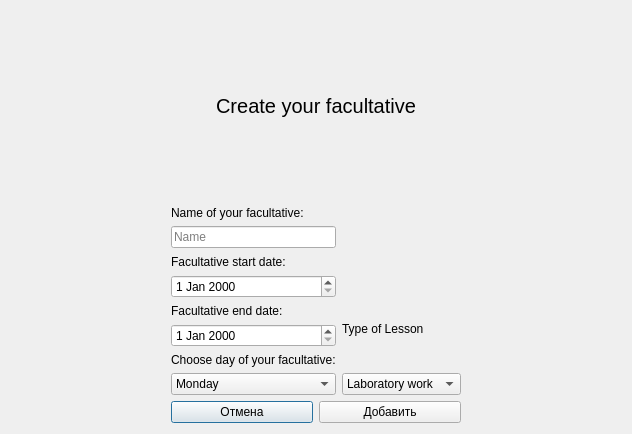
cry4alone/FacultativPRO, file Project_files/teachercreatefacultative.ui: the form before one commit.
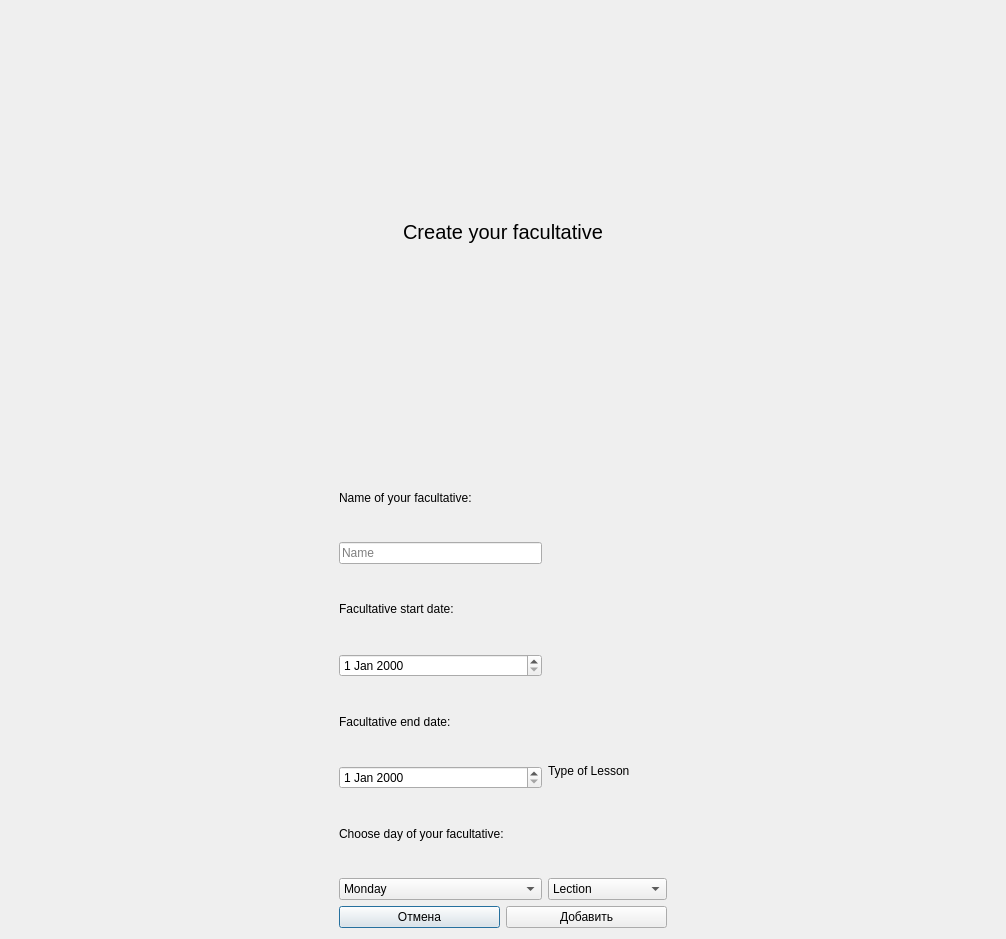
The form after the commit. Icons and pictures are not drawn.

```diff
--- a/Project_files/teachercreatefacultative.ui
+++ b/Project_files/teachercreatefacultative.ui
@@ -6,8 +6,8 @@
    <rect>
     <x>0</x>
     <y>0</y>
-    <width>632</width>
-    <height>434</height>
+    <width>1006</width>
+    <height>939</height>
    </rect>
   </property>
   <property name="windowTitle">
@@ -168,6 +168,11 @@
        </item>
        <item>
         <widget class="QComboBox" name="laboratoryBox">
+         <item>
+          <property name="text">
+           <string>Lection</string>
+          </property>
+         </item>
          <item>
           <property name="text">
            <string>Laboratory work</string>
```
Left out of the diff: 5 changed lines with no effect on the pictures.
